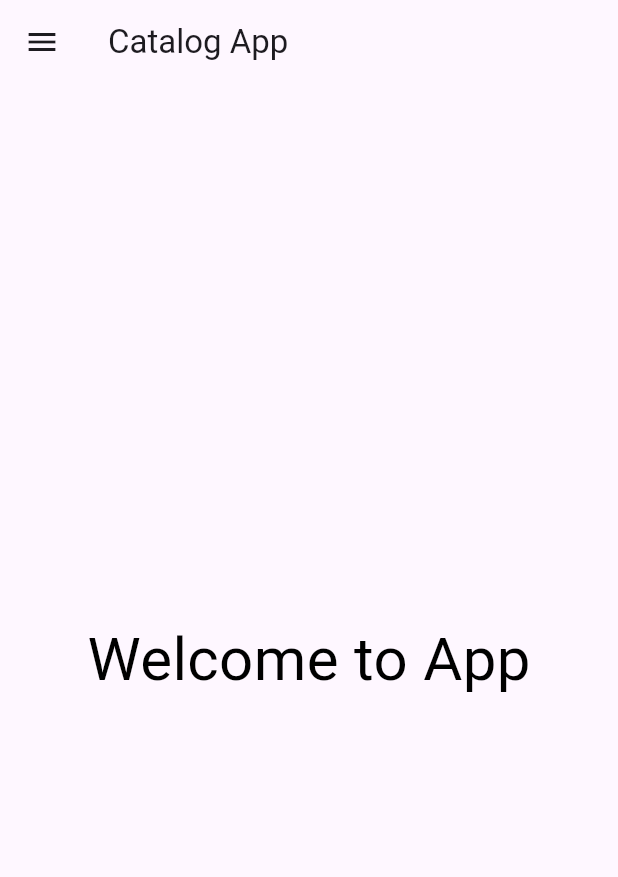
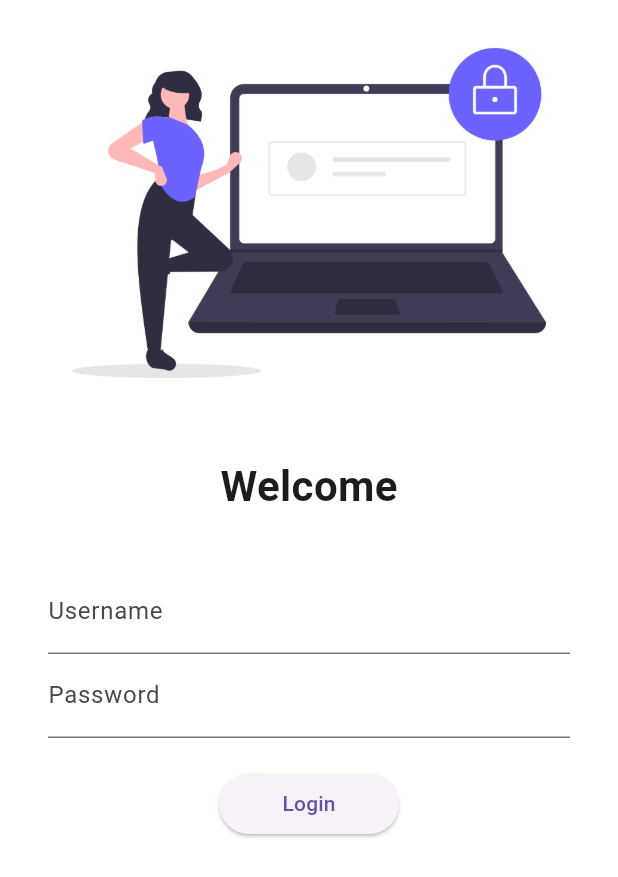
Before and after one commit to ranafaisi/30DaysOfFlutter, a Flutter app: the screen it shows after launch, on a phone screen of 412 x 824 dp. Shown: the top 877 px of the screen. Run offline on Flutter 3.47's test engine with Material 3 defaults, Android fonts, the phone set to English and light mode, and no system bars; our stand-ins replace google_fonts.

Commit message:
day 6 completed

```diff
--- a/lib/main.dart
+++ b/lib/main.dart
@@ -1,5 +1,8 @@
 import 'package:flutter/material.dart';
-import 'package:tutorial_app/homepage.dart';
+import 'package:google_fonts/google_fonts.dart';
+import 'package:tutorial_app/pages/homepage.dart';
+import 'package:tutorial_app/pages/login_page.dart';
+import 'package:tutorial_app/utils/routes.dart';
 
 void main() {
   runApp(const MyApp());
@@ -10,8 +13,29 @@ class MyApp extends StatelessWidget {
 
   @override
   Widget build(BuildContext context) {
-    return const MaterialApp(
-      home: HomePage(),
+    return MaterialApp(
+      //debugShowCheckedModeBanner: false,
+      //home: HomePAge(), If we will define the Routes then we will remove this return home to neglect overlap error
+//USede to change the color of the theme
+      themeMode: ThemeMode.dark,
+      theme: ThemeData(
+        primarySwatch: Colors.deepPurple,
+        fontFamily: GoogleFonts.lato().fontFamily,
+      ),
+
+      darkTheme: ThemeData(brightness: Brightness.light),
+
+      // routes use to give the direction of the pages as / use in web to define page route
+      //initialRoute:"/home", // This InitialRoute is used to display the First screen
+      routes: {
+        "/": (context) => const LoginPage(),
+        //"/home": (context) => const HomePage(),
+        //"/login": (context) => const LoginPage(),
+
+        // Now we will use the below defined class or routes as route instead of using above mentioned routes
+        MyRoutes.homeRout: (context) => const HomePage(),
+        MyRoutes.loginRout: (context) => const LoginPage(),
+      },
     );
   }
 }
--- /dev/null
+++ b/lib/pages/login_page.dart
@@ -0,0 +1,61 @@
+import 'package:flutter/material.dart';
+import 'package:tutorial_app/utils/routes.dart';
+
+class LoginPage extends StatelessWidget {
+  const LoginPage({super.key});
+
+  @override
+  Widget build(BuildContext context) {
+    return Material(
+      color: Colors.white,
+      // Singlechildscrollview is used for to manage screen on all sizes to make responsive
+      child: SingleChildScrollView(
+        child: Column(
+          children: [
+            Image.asset(
+              'assets/images/login_image.png',
+              fit: BoxFit.cover,
+            ),
+            const SizedBox(
+              height: 20.0,
+            ),
+            const Text(
+              'Welcome',
+              style: TextStyle(fontSize: 28, fontWeight: FontWeight.bold),
+            ),
+            const SizedBox(
+              height: 20.0,
+            ),
+            Padding(
+              padding: const EdgeInsets.symmetric(vertical: 16, horizontal: 32),
+              child: Column(
+                children: [
+                  TextFormField(
+                    decoration: const InputDecoration(
+                        hintText: "Enetr user name", labelText: "Username"),
+                  ),
+                  TextFormField(
+                    obscureText: true, //used to hide text
+                    decoration: const InputDecoration(
+                        hintText: "Enetr password", labelText: "Password"),
+                  ),
+                  const SizedBox(
+                    height: 20.0,
+                  ),
+                  ElevatedButton(
+                      onPressed: () {
+                        //The navigator is used to go from one page to anothe on click
+                        Navigator.pushNamed(context, MyRoutes.homeRout);
+                      },
+                      style: TextButton.styleFrom(
+                          minimumSize: const Size(120, 40)),
+                      child: const Text("Login"))
+                ],
+              ),
+            )
+          ],
+        ),
+      ),
+    );
+  }
+}
--- /dev/null
+++ b/lib/utils/routes.dart
@@ -0,0 +1,4 @@
+class MyRoutes {
+  static String loginRout = "/login";
+  static String homeRout = "/home";
+}
--- a/pubspec.yaml
+++ b/pubspec.yaml
@@ -35,6 +35,7 @@ dependencies:
   # The following adds the Cupertino Icons font to your application.
   # Use with the CupertinoIcons class for iOS style icons.
   cupertino_icons: ^1.0.2
+  google_fonts: ^6.1.0
 
 dev_dependencies:
   flutter_test:
@@ -59,8 +60,8 @@ flutter:
   uses-material-design: true
 
   # To add assets to your application, add an assets section, like this:
-  # assets:
-  #   - images/a_dot_burr.jpeg
+  assets:
+  - assets/images/
   #   - images/a_dot_ham.jpeg
 
   # An image asset can refer to one or more resolution-specific "variants", see
```
Also changed, not shown: assets/images/login_image.png (added), lib/pages/homepage.dart (renamed from lib/homepage.dart), pubspec.lock, 1 other file.
